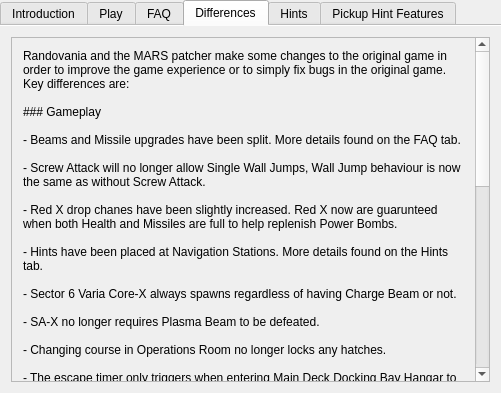
Old version of the form randovania/games/fusion/gui/ui_files/games_tab_fusion_widget.ui in the repository randovania/randovania.
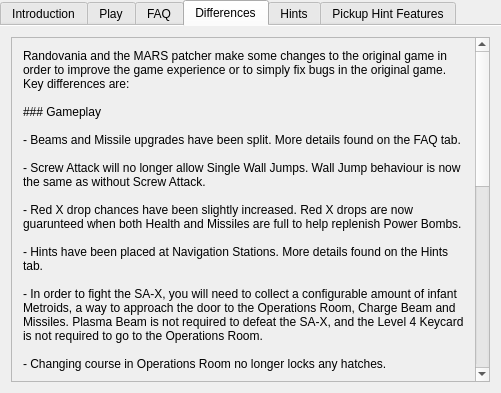
New version of the form. The open tabs and pages were chosen to show the change. Custom widgets are drawn as their Qt base class.

Commit message: more miepee comments

```diff
--- a/randovania/games/fusion/gui/ui_files/games_tab_fusion_widget.ui
+++ b/randovania/games/fusion/gui/ui_files/games_tab_fusion_widget.ui
@@ -136,7 +136,7 @@
          <x>0</x>
          <y>0</y>
          <width>467</width>
-         <height>765</height>
+         <height>775</height>
         </rect>
        </property>
        <layout class="QVBoxLayout" name="verticalLayout">
@@ -149,15 +149,13 @@
 
 - Beams and Missile upgrades have been split. More details found on the FAQ tab.
 
-- Screw Attack will no longer allow Single Wall Jumps, Wall Jump behaviour is now the same as without Screw Attack. 
+- Screw Attack will no longer allow Single Wall Jumps. Wall Jump behaviour is now the same as without Screw Attack. 
 
-- Red X drop chanes have been slightly increased. Red X now are guarunteed when both Health and Missiles are full to help replenish Power Bombs.
+- Red X drop chances have been slightly increased. Red X drops are now guarunteed when both Health and Missiles are full to help replenish Power Bombs.
 
 - Hints have been placed at Navigation Stations. More details found on the Hints tab.
 
-- Sector 6 Varia Core-X always spawns regardless of having Charge Beam or not. 
-
-- SA-X no longer requires Plasma Beam to be defeated. 
+- In order to fight the SA-X, you will need to collect a configurable amount of infant Metroids, a way to approach the door to the Operations Room, Charge Beam and Missiles. Plasma Beam is not required to defeat the SA-X, and the Level 4 Keycard is not required to go to the Operations Room.
 
 - Changing course in Operations Room no longer locks any hatches.
 
@@ -165,15 +163,15 @@
 
 ### Room Changes
 
-- Main Deck Operations Room - is now a grey L0 hatch, this means the Red Keycard is not hard required to beat the game.
+- Main Deck Operations Room - is now a grey Level 0 hatch, this means the Level 4 Keycard is not hard required to beat the game.
 
-- Main Deck Operations Ventillation - now has a connection between Crew Quarters East/West.
+- Main Deck - now has a connection between Crew Quarters East/West.
 
 - Main Deck Central Reactor Core - now has a platform near the top to make traversal still possible after the vines have been removed.
 
 - The destruction of Sector 5 has been changed to always be consistent. Everything in West Sector 5 will always be undamaged, while everything East will be destroyed.
 
-- Sector 5 - The red L4 hatch between Arctic Containment and Crows Nest has been changed to a yellow L3 hatch.
+- Sector 5 - The red Level 4 hatch between Arctic Containment and Crows Nest has been changed to a yellow Level 3 hatch.
 
 ### Quality of Life
 
@@ -181,7 +179,7 @@
 
 - On the inventory screen, you can now enable/disable acquired powerups. Infant Metroid count is also displayed.
 
-- On the map screen, you can now cycle the Sectors on the map by pressing SELECT and show the current room name by pressing A. In-game Time (IGT) and L0 is also displayed.</string>
+- On the map screen, you can now cycle the Sectors on the map by pressing SELECT and show the current room name by pressing A. In-game Time (IGT) and Level 0 security status is also displayed.</string>
           </property>
           <property name="textFormat">
            <enum>Qt::MarkdownText</enum>
```
The commit also changes 1 other file.
